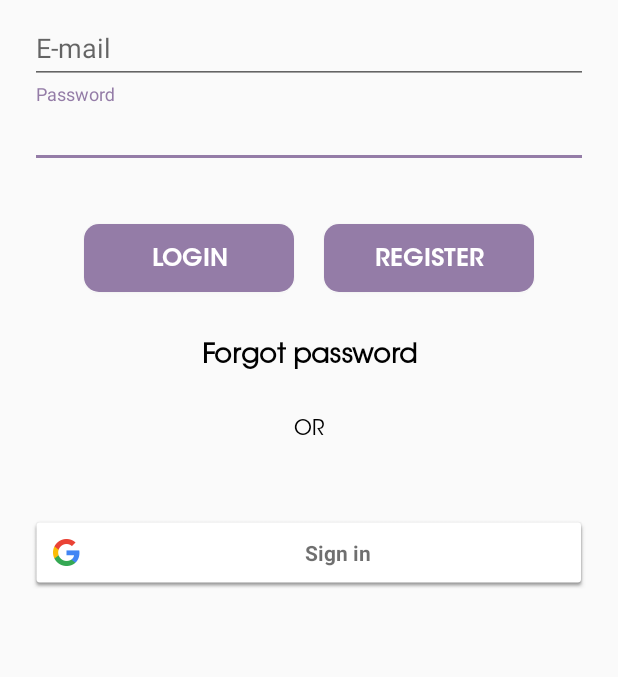
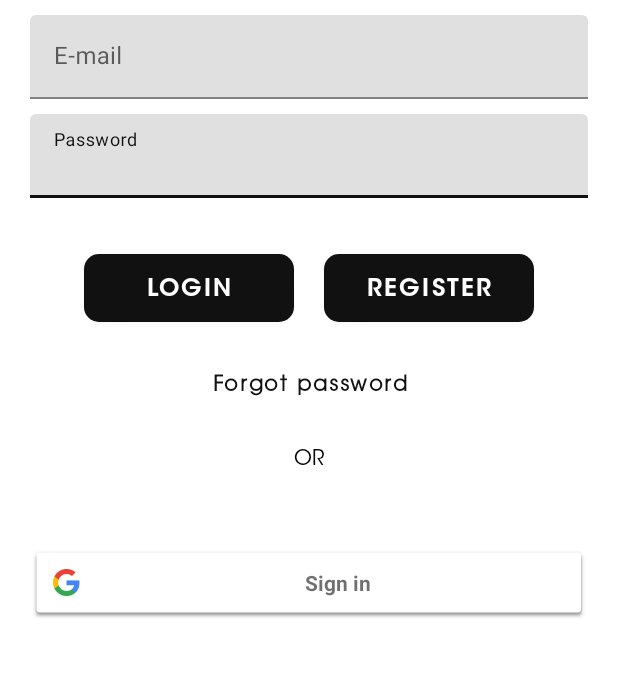
Before and after one commit to nasreekar/GeoNotes, an Android app: the screen it shows after launch (LoginActivity), on a phone screen of 412 x 824 dp, the part 367-1044 px from its top. Run offline under Robolectric (Android 15) with nearby library versions, the phone set to English and light mode, and no system bars; our stand-ins replace ButterKnife, Firebase (no records; nobody signed in at launch, a user with empty details on screens opened directly); 2 statements that could not run were skipped.

Commit message:
Material theme update for dialogs

```diff
--- a/app/build.gradle
+++ b/app/build.gradle
@@ -13,7 +13,7 @@ android {
     buildToolsVersion "29.0.2"
     defaultConfig {
         applicationId "com.abhijith.nanodegree.geonotes"
-        minSdkVersion 16
+        minSdkVersion 19
         targetSdkVersion 29
         versionCode 1
         versionName "1.0"
@@ -81,6 +81,7 @@ dependencies {
 
     implementation 'androidx.cardview:cardview:1.0.0'
     implementation 'de.hdodenhof:circleimageview:2.2.0'
+    implementation 'com.shreyaspatil:MaterialDialog:1.0.0'
 
 }
 
--- a/app/src/main/java/com/abhijith/nanodegree/geonotes/Model/Notes.java
+++ b/app/src/main/java/com/abhijith/nanodegree/geonotes/Model/Notes.java
@@ -40,7 +40,7 @@ public class Notes implements Serializable, ClusterItem {
 
     @Override
     public String getSnippet() {
-        return String.format("%s%n%n%s%s", description, "user: ", email);
+        return String.format("%s%n%n%s%s%n%n%s", description, "user: ", email, getLocation());
     }
 
     public void setTitle(String title) {
--- a/app/src/main/res/layout/activity_login.xml
+++ b/app/src/main/res/layout/activity_login.xml
@@ -55,15 +55,16 @@
         android:layout_centerHorizontal="true"
         android:orientation="vertical">
 
-        <Button
+        <com.google.android.material.button.MaterialButton
             android:id="@+id/btn_forgotPassword"
-            style="@style/NotesListTitleStyle"
+            style="@style/Widget.MaterialComponents.Button.TextButton"
             android:layout_width="200dp"
             android:layout_height="wrap_content"
             android:layout_marginBottom="@dimen/dp_16"
-            android:background="@null"
+            android:fontFamily="@font/itcavantgardestd_bk"
             android:text="@string/forgot_password"
-            android:textAllCaps="false" />
+            android:textAllCaps="false"
+            android:textStyle="bold" />
 
         <TextView
             style="@style/NotesListDescriptionStyle"
--- a/app/src/main/res/layout/activity_register.xml
+++ b/app/src/main/res/layout/activity_register.xml
@@ -52,7 +52,7 @@
     <Button
         android:id="@+id/btn_alreadyMember"
         style="@style/Logout_Style"
-        android:layout_width="200dp"
+        android:layout_width="wrap_content"
         android:layout_height="wrap_content"
         android:layout_marginTop="@dimen/dp_16"
         android:layout_marginBottom="10dp"
--- a/app/src/main/res/values/styles.xml
+++ b/app/src/main/res/values/styles.xml
@@ -1,7 +1,7 @@
 <resources>
 
     <!-- Base application theme. -->
-    <style name="AppTheme" parent="Theme.AppCompat.Light">
+    <style name="AppTheme" parent="Theme.MaterialComponents.Light">
         <!-- Customize your theme here. -->
         <item name="colorPrimary">@color/colorPrimary</item>
         <item name="colorPrimaryDark">@color/colorPrimaryDark</item>
@@ -12,10 +12,6 @@
         <item name="windowActionBar">false</item>
         <item name="windowNoTitle">true</item>
     </style>
-
-    <style name="AppTheme.AppBarOverlay" parent="ThemeOverlay.AppCompat.Light" />
-
-    <style name="AppTheme.PopupOverlay" parent="ThemeOverlay.AppCompat.Light" />
 
     <style name="SplashText_Style">
         <item name="android:fontFamily">@font/itcavantgardestd_demi</item>
```
Also changed, not shown: app/src/main/AndroidManifest.xml (+11 -4 lines), app/src/main/java/com/abhijith/nanodegree/geonotes/Utils/GeoNotesUtils.java (+12 -0 lines), app/src/main/java/com/abhijith/nanodegree/geonotes/View/FootprintFragment.java (+7 -7 lines), app/src/main/java/com/abhijith/nanodegree/geonotes/View/NotesListFragment.java (+5 -2 lines).
